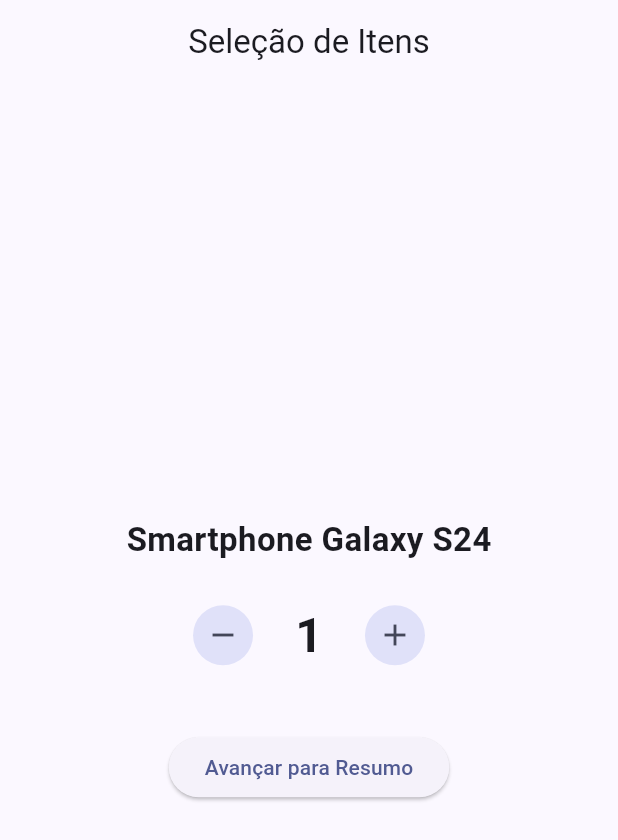
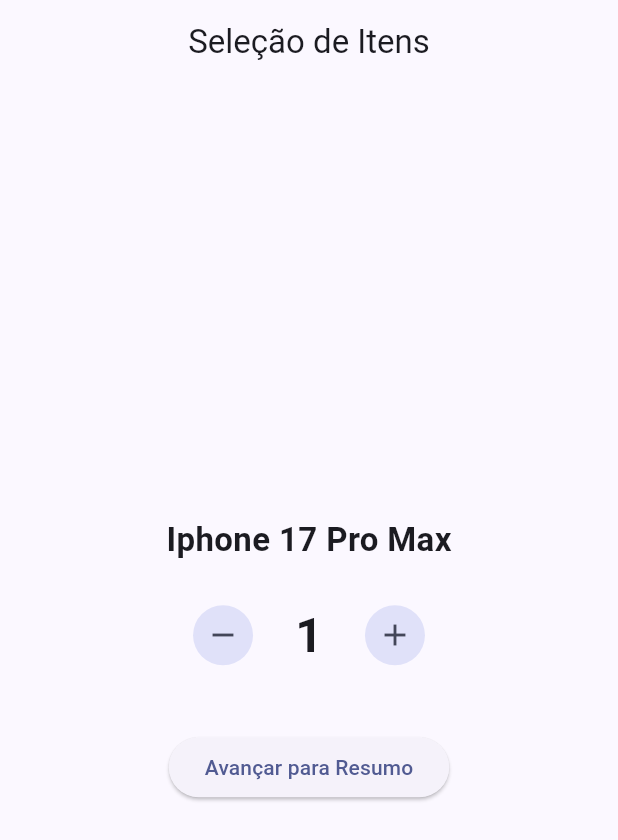
Before and after one commit to ViniciusBovo/Telacontador, a Flutter app: the screen it shows after launch, on a phone screen of 412 x 824 dp. Shown: the top 840 px of the screen. Run offline on Flutter 3.47's test engine with Material 3 defaults, Android fonts, the phone set to English and light mode, and no system bars.

```diff
--- a/lib/main.dart
+++ b/lib/main.dart
@@ -31,7 +31,7 @@
 
 class _TelaContadorState extends State<TelaContador> {
   int _quantidade = 1;
-  final String _nomeProduto = 'Smartphone Galaxy S24';
+  final String _nomeProduto = 'Iphone 17 Pro Max';
 
   void _incrementar() {
     setState(() {
@@ -91,7 +91,6 @@
               const SizedBox(height: 40),
               ElevatedButton(
                 onPressed: () {
-                  // Empilha a TelaResumo passando os dados do estado
                   Navigator.push(
                     context,
                     MaterialPageRoute(
--- a/lib/tela_resumo.dart
+++ b/lib/tela_resumo.dart
@@ -34,7 +34,6 @@
               const SizedBox(height: 32),
               ElevatedButton.icon(
                 onPressed: () {
-                  // Desempilha a tela atual e retorna à anterior
                   Navigator.pop(context);
                 },
                 icon: const Icon(Icons.arrow_back),
```
